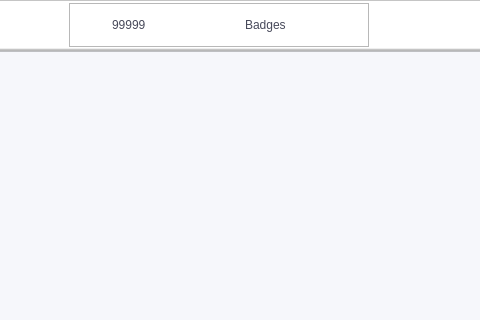
Above: src/views/main_view.ui from devforgely/MFA-Simulator before the change; both pictures show x 746 to 1226 and y 0 to 320 of the 1390 by 830 pixel window. Below: the same form after it.
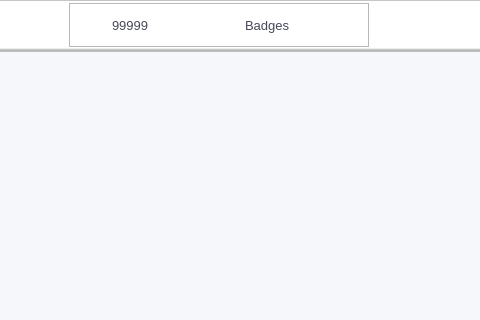
That is the form after the change. Icons and pictures are not drawn.

The edit to the form file:
```diff
--- a/src/views/main_view.ui
+++ b/src/views/main_view.ui
@@ -14,6 +14,15 @@
    <string>MainWindow</string>
   </property>
   <widget class="QWidget" name="style">
+   <property name="font">
+    <font>
+     <family>Segoe UI</family>
+     <pointsize>10</pointsize>
+     <weight>50</weight>
+     <italic>false</italic>
+     <bold>false</bold>
+    </font>
+   </property>
    <property name="styleSheet">
     <string notr="true">/* /////////////////////////////////////////////////////////////////////////////////////////////////
 SET APP STYLESHEET - LIGHT THEME
@@ -403,6 +412,15 @@
                 </item>
                 <item>
                  <widget class="QLabel" name="coin_count">
+                  <property name="font">
+                   <font>
+                    <family>Segoe UI</family>
+                    <pointsize>10</pointsize>
+                    <weight>50</weight>
+                    <italic>false</italic>
+                    <bold>false</bold>
+                   </font>
+                  </property>
                   <property name="text">
                    <string>99999</string>
                   </property>
@@ -410,6 +428,15 @@
                 </item>
                 <item>
                  <widget class="QLabel" name="badges">
+                  <property name="font">
+                   <font>
+                    <family>Segoe UI</family>
+                    <pointsize>10</pointsize>
+                    <weight>50</weight>
+                    <italic>false</italic>
+                    <bold>false</bold>
+                   </font>
+                  </property>
                   <property name="text">
                    <string>Badges</string>
                   </property>
```
